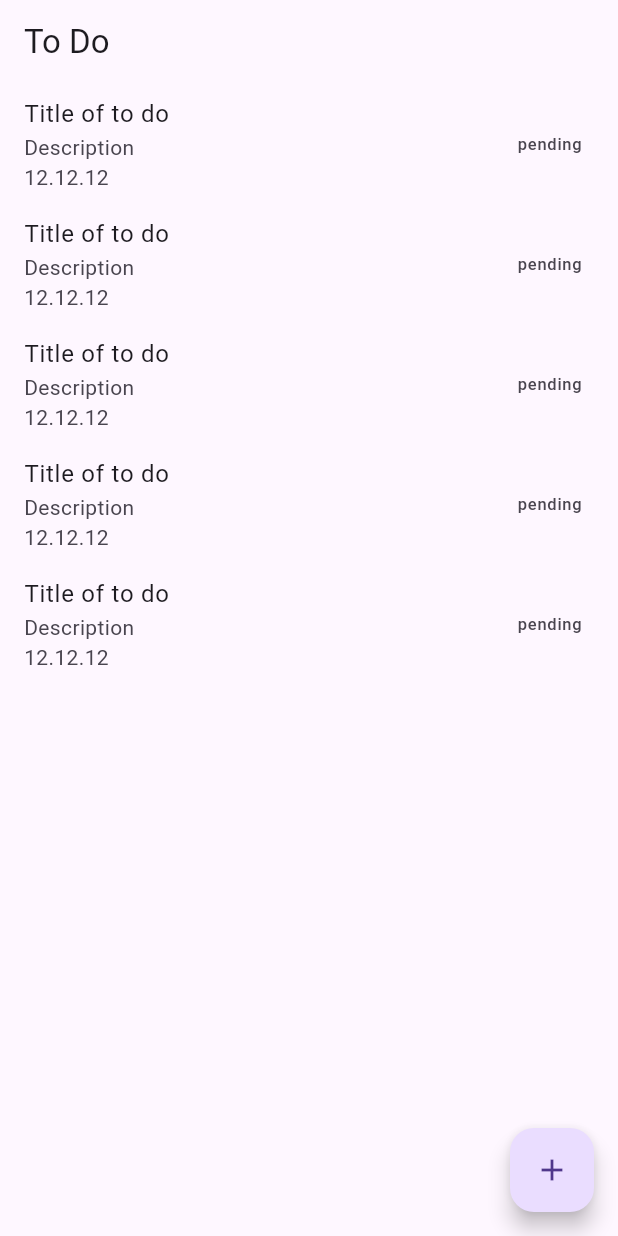
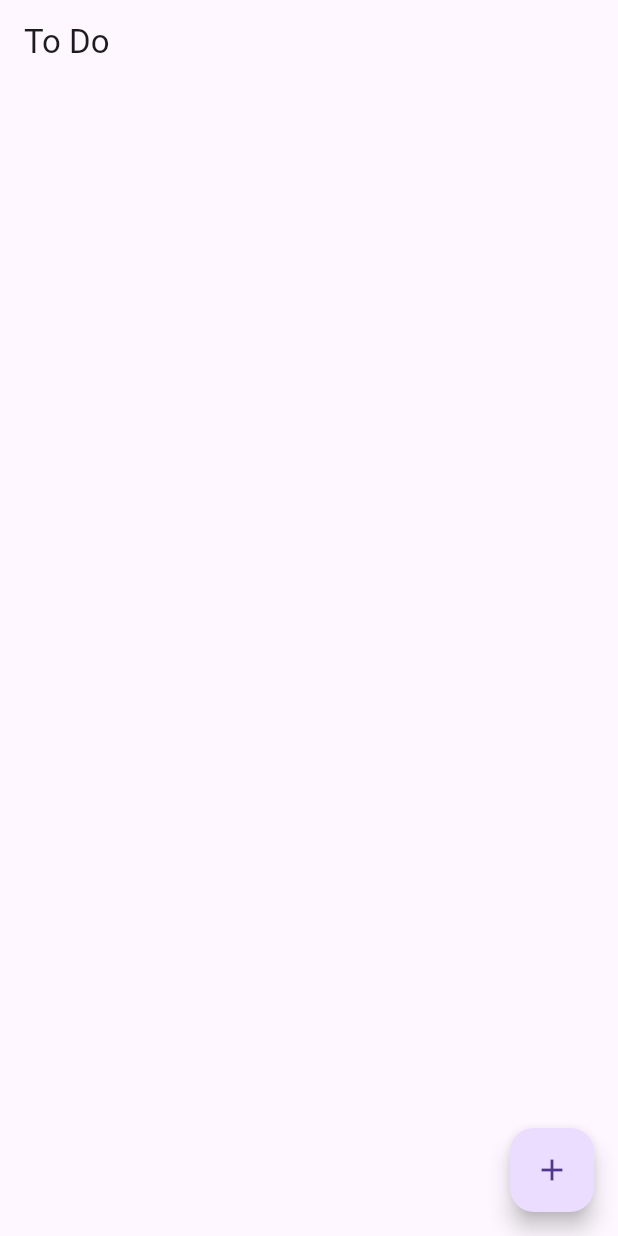
Before and after one commit to MIR-RIAZUL/to_do, a Flutter app: the screen it shows after launch, after a tap on the "add" icon, on a phone screen of 412 x 824 dp. Run offline on Flutter 3.47's test engine with Material 3 defaults, Android fonts, the phone set to English and light mode, and no system bars.

Commit message:
to do data type

```diff
--- a/lib/HomeScreen.dart
+++ b/lib/HomeScreen.dart
@@ -17,23 +17,30 @@ class _Home_ScreenState extends State<Home_Screen> {
         title: Text("To Do"),
       ),
       body: ListView.builder(
-          itemCount:5,
+          itemCount:todoList.length,
           itemBuilder: (context, index) {
+            Todo todo=todoList[index];
             return ListTile(
-              title: Text("Title of to do"),
+              title: Text(todo.title),
               subtitle: Column(
                 crossAxisAlignment: CrossAxisAlignment.start,
                 children: [
-                  Text("Description"),
-                  Text("12.12.12"),
+                  Text(todo.description),
+                  Text(todo.date.toString()),
                 ],
               ),
-              trailing: Text("pending")
+              trailing: Text(todo.status),
 
             );
           }),
       floatingActionButton: FloatingActionButton(
-        onPressed: (){},
+        onPressed: (){
+          Todo todo=Todo("pending", id: 1, title: "title", description: "description", date: DateTime.now()
+
+          );
+          todoList.add(todo);
+
+        },
         child: Icon(Icons.add),
       )
 
@@ -46,6 +53,7 @@ class Todo{
   final String title;
   final String description;
   final DateTime date;
+  final status;
 
-  Todo({required this.id, required this.title, required this.description, required this.date});
+  Todo(this.status, {required this.id, required this.title, required this.description, required this.date});
 }
```
